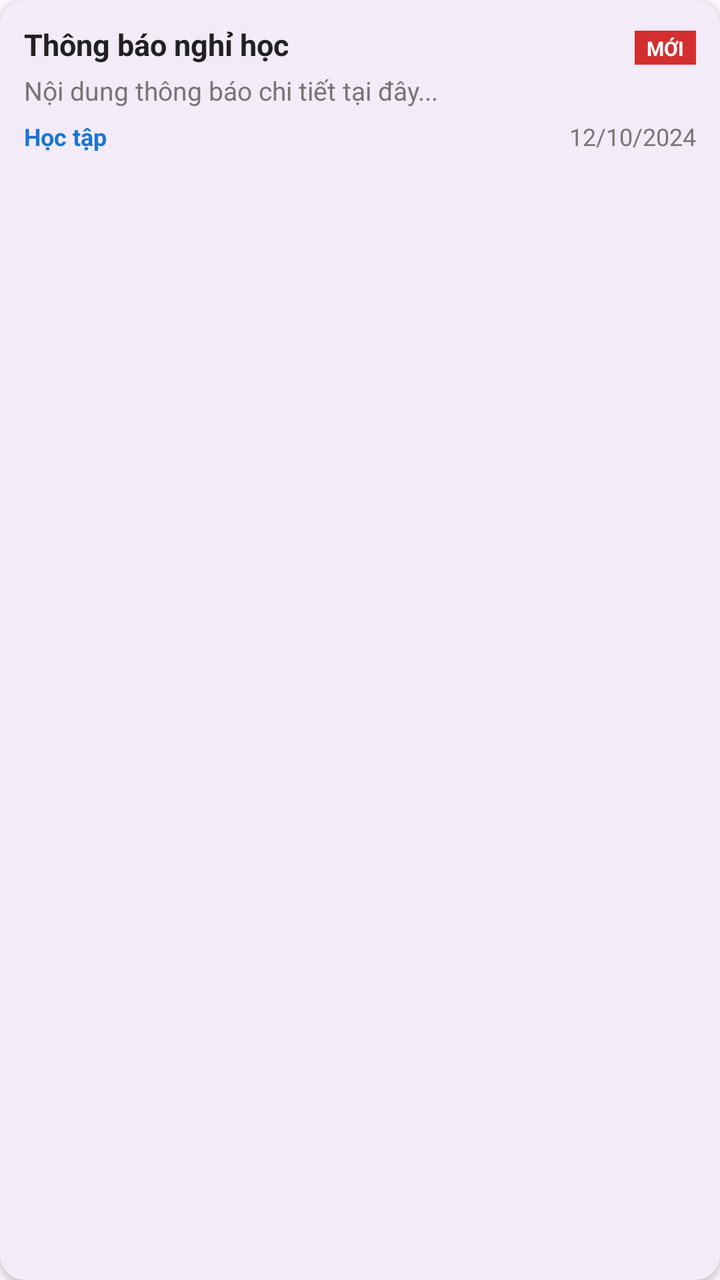
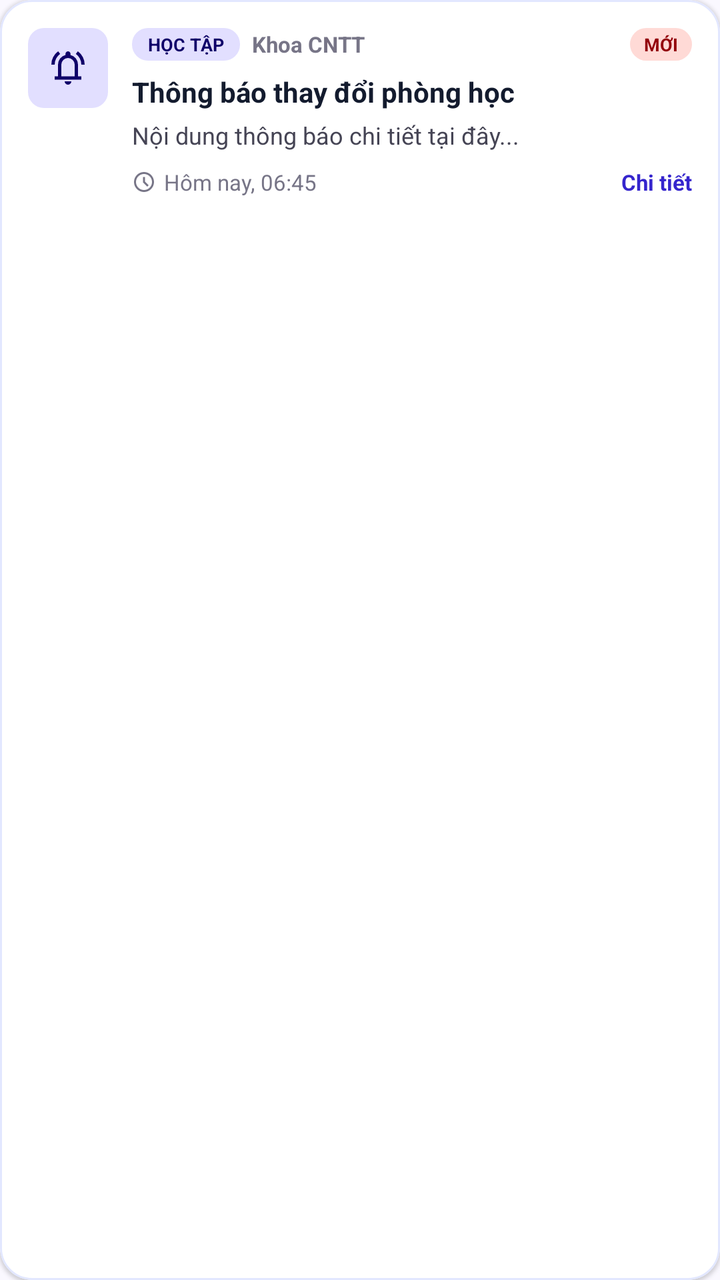

An Android layout rendered at two revisions. The XML below is the earlier revision; the diff shows what the commit changed to produce the second picture.
<!-- AndroidManifest.xml: application theme Theme.Schedule_TDMU -->
<!-- res/layout/item_thong_bao.xml -->
<?xml version="1.0" encoding="utf-8"?>
<com.google.android.material.card.MaterialCardView xmlns:android="http://schemas.android.com/apk/res/android"
    xmlns:app="http://schemas.android.com/apk/res-auto"
    android:id="@+id/card_thong_bao"
    android:layout_width="match_parent"
    android:layout_height="wrap_content"
    android:layout_marginHorizontal="12dp"
    android:layout_marginVertical="6dp"
    app:cardCornerRadius="12dp"
    app:cardElevation="2dp"
    app:strokeWidth="0dp">

    <LinearLayout
        android:layout_width="match_parent"
        android:layout_height="wrap_content"
        android:orientation="vertical"
        android:padding="12dp">

        <LinearLayout
            android:layout_width="match_parent"
            android:layout_height="wrap_content"
            android:orientation="horizontal">

            <TextView
                android:id="@+id/tv_tieu_de"
                android:layout_width="0dp"
                android:layout_height="wrap_content"
                android:layout_weight="1"
                android:text="Thông báo nghỉ học"
                android:textColor="@color/text_primary"
                android:textSize="15sp"
                android:textStyle="bold" />

            <TextView
                android:id="@+id/tv_badge_da_doc"
                android:layout_width="wrap_content"
                android:layout_height="wrap_content"
                android:background="@color/unread_badge"
                android:paddingHorizontal="6dp"
                android:paddingVertical="2dp"
                android:text="MỚI"
                android:textColor="@color/white"
                android:textSize="10sp"
                android:textStyle="bold" />
        </LinearLayout>

        <TextView
            android:id="@+id/tv_noi_dung"
            android:layout_width="match_parent"
            android:layout_height="wrap_content"
            android:layout_marginTop="4dp"
            android:maxLines="3"
            android:text="Nội dung thông báo chi tiết tại đây..."
            android:textColor="@color/text_secondary"
            android:textSize="13sp" />

        <LinearLayout
            android:layout_width="match_parent"
            android:layout_height="wrap_content"
            android:layout_marginTop="6dp"
            android:orientation="horizontal">

            <TextView
                android:id="@+id/tv_loai_thong_bao"
                android:layout_width="0dp"
                android:layout_height="wrap_content"
                android:layout_weight="1"
                android:text="Học tập"
                android:textColor="@color/primary"
                android:textSize="12sp"
                android:textStyle="bold" />

            <TextView
                android:id="@+id/tv_ngay_dang"
                android:layout_width="wrap_content"
                android:layout_height="wrap_content"
                android:text="12/10/2024"
                android:textColor="@color/text_secondary"
                android:textSize="12sp" />
        </LinearLayout>
    </LinearLayout>
</com.google.android.material.card.MaterialCardView>
<!-- resources referenced by this layout -->
<resources>
  <color name="primary">#1976D2</color>
  <color name="text_primary">#212121</color>
  <color name="text_secondary">#757575</color>
  <color name="unread_badge">#D32F2F</color>
  <color name="white">#FFFFFFFF</color>
  <style name="Base.Theme.Schedule_TDMU" parent="Theme.Material3.DayNight.NoActionBar">
          
          
      </style>
  <!-- unchanged entries left out for length: 1 -->
</resources>

<!-- the commit's change to res/layout/item_thong_bao.xml (unified diff, before → after) -->
@@ -1,82 +1,197 @@
 <?xml version="1.0" encoding="utf-8"?>
-<com.google.android.material.card.MaterialCardView xmlns:android="http://schemas.android.com/apk/res/android"
+<com.google.android.material.card.MaterialCardView
+    xmlns:android="http://schemas.android.com/apk/res/android"
     xmlns:app="http://schemas.android.com/apk/res-auto"
     android:id="@+id/card_thong_bao"
     android:layout_width="match_parent"
     android:layout_height="wrap_content"
-    android:layout_marginHorizontal="12dp"
-    android:layout_marginVertical="6dp"
-    app:cardCornerRadius="12dp"
-    app:cardElevation="2dp"
-    app:strokeWidth="0dp">
+    android:layout_marginBottom="10dp"
+    android:clickable="true"
+    android:focusable="true"
+    app:cardBackgroundColor="@color/surface_container_lowest"
+    app:cardCornerRadius="16dp"
+    app:cardElevation="1dp"
+    app:strokeColor="@color/surface_container_high"
+    app:strokeWidth="1dp">
 
     <LinearLayout
         android:layout_width="match_parent"
         android:layout_height="wrap_content"
-        android:orientation="vertical"
-        android:padding="12dp">
+        android:orientation="horizontal"
+        android:padding="14dp">
 
+        
+        <FrameLayout
+            android:id="@+id/layoutCategoryIcon"
+            android:layout_width="40dp"
+            android:layout_height="40dp"
+            android:layout_marginEnd="12dp"
+            android:background="@drawable/bg_badge_primary_fixed">
+
+            <ImageView
+                android:id="@+id/ivCategoryIcon"
+                android:layout_width="20dp"
+                android:layout_height="20dp"
+                android:layout_gravity="center"
+                android:src="@drawable/ic_notifications_active"
+                app:tint="@color/on_primary_fixed" />
+        </FrameLayout>
+
+        
         <LinearLayout
-            android:layout_width="match_parent"
+            android:layout_width="0dp"
             android:layout_height="wrap_content"
-            android:orientation="horizontal">
+            android:layout_weight="1"
+            android:orientation="vertical">
 
+            
+            <LinearLayout
+                android:layout_width="match_parent"
+                android:layout_height="wrap_content"
+                android:gravity="center_vertical"
+                android:orientation="horizontal">
+
+                <TextView
+                    android:id="@+id/tv_loai_thong_bao"
+                    android:layout_width="wrap_content"
+                    android:layout_height="wrap_content"
+                    android:background="@drawable/bg_badge_primary_fixed"
+                    android:paddingHorizontal="8dp"
+                    android:paddingVertical="2dp"
+                    android:text="HỌC TẬP"
+                    android:textColor="@color/on_primary_fixed"
+                    android:textSize="9sp"
+                    android:textStyle="bold" />
+
+                <TextView
+                    android:id="@+id/tv_nguon_thong_bao"
+                    android:layout_width="0dp"
+                    android:layout_height="wrap_content"
+                    android:layout_marginStart="6dp"
+                    android:layout_weight="1"
+                    android:ellipsize="end"
+                    android:maxLines="1"
+                    android:text="Khoa CNTT"
+                    android:textColor="@color/text_muted"
+                    android:textSize="11sp"
+                    android:textStyle="bold" />
+
+                <TextView
+                    android:id="@+id/tv_badge_da_doc"
+                    android:layout_width="wrap_content"
+                    android:layout_height="wrap_content"
+                    android:background="@drawable/bg_pill_error"
+                    android:paddingHorizontal="7dp"
+                    android:paddingVertical="2dp"
+                    android:text="MỚI"
+                    android:textColor="@color/on_error_container"
+                    android:textSize="9sp"
+                    android:textStyle="bold" />
+            </LinearLayout>
+
+            
             <TextView
                 android:id="@+id/tv_tieu_de"
-                android:layout_width="0dp"
+                android:layout_width="match_parent"
                 android:layout_height="wrap_content"
-                android:layout_weight="1"
-                android:text="Thông báo nghỉ học"
+                android:layout_marginTop="6dp"
+                android:text="Thông báo thay đổi phòng học"
                 android:textColor="@color/text_primary"
-                android:textSize="15sp"
+                android:textSize="14sp"
                 android:textStyle="bold" />
 
+            
             <TextView
-                android:id="@+id/tv_badge_da_doc"
-                android:layout_width="wrap_content"
+                android:id="@+id/tv_noi_dung"
+                android:layout_width="match_parent"
                 android:layout_height="wrap_content"
-                android:background="@color/unread_badge"
-                android:paddingHorizontal="6dp"
-                android:paddingVertical="2dp"
-                android:text="MỚI"
-                android:textColor="@color/white"
-                android:textSize="10sp"
-                android:textStyle="bold" />
-        </LinearLayout>
-
-        <TextView
-            android:id="@+id/tv_noi_dung"
-            android:layout_width="match_parent"
-            android:layout_height="wrap_content"
-            android:layout_marginTop="4dp"
-            android:maxLines="3"
-            android:text="Nội dung thông báo chi tiết tại đây..."
-            android:textColor="@color/text_secondary"
-            android:textSize="13sp" />
-
-        <LinearLayout
-            android:layout_width="match_parent"
-            android:layout_height="wrap_content"
-            android:layout_marginTop="6dp"
-            android:orientation="horizontal">
-
-            <TextView
-                android:id="@+id/tv_loai_thong_bao"
-                android:layout_width="0dp"
-                android:layout_height="wrap_content"
-                android:layout_weight="1"
-                android:text="Học tập"
-                android:textColor="@color/primary"
-                android:textSize="12sp"
-                android:textStyle="bold" />
-
-            <TextView
-                android:id="@+id/tv_ngay_dang"
-                android:layout_width="wrap_content"
-                android:layout_height="wrap_content"
-                android:text="12/10/2024"
+                android:layout_marginTop="4dp"
+                android:lineSpacingExtra="2dp"
+                android:maxLines="3"
+                android:ellipsize="end"
+                android:text="Nội dung thông báo chi tiết tại đây..."
                 android:textColor="@color/text_secondary"
                 android:textSize="12sp" />
+
+            
+            <LinearLayout
+                android:id="@+id/layoutRoomChange"
+                android:layout_width="match_parent"
+                android:layout_height="wrap_content"
+                android:layout_marginTop="8dp"
+                android:background="@drawable/bg_segmented_container"
+                android:gravity="center_vertical"
+                android:orientation="horizontal"
+                android:paddingHorizontal="10dp"
+                android:paddingVertical="6dp"
+                android:visibility="gone">
+
+                <ImageView
+                    android:layout_width="14dp"
+                    android:layout_height="14dp"
+                    android:src="@drawable/ic_location_on"
+                    app:tint="@color/error" />
+
+                <TextView
+                    android:id="@+id/tvPhongCu"
+                    android:layout_width="wrap_content"
+                    android:layout_height="wrap_content"
+                    android:layout_marginStart="4dp"
+                    android:text="C2-204"
+                    android:textColor="@color/text_muted"
+                    android:textSize="11sp"
+                    android:textStyle="bold" />
+
+                <ImageView
+                    android:layout_width="14dp"
+                    android:layout_height="14dp"
+                    android:layout_marginHorizontal="6dp"
+                    android:src="@drawable/ic_arrow_forward"
+                    app:tint="@color/primary" />
+
+                <TextView
+                    android:id="@+id/tvPhongMoi"
+                    android:layout_width="wrap_content"
+                    android:layout_height="wrap_content"
+                    android:text="Phòng mới: E1-302"
+                    android:textColor="@color/primary"
+                    android:textSize="11sp"
+                    android:textStyle="bold" />
+            </LinearLayout>
+
+            
+            <LinearLayout
+                android:layout_width="match_parent"
+                android:layout_height="wrap_content"
+                android:layout_marginTop="8dp"
+                android:gravity="center_vertical"
+                android:orientation="horizontal">
+
+                <ImageView
+                    android:layout_width="12dp"
+                    android:layout_height="12dp"
+                    android:src="@drawable/ic_schedule"
+                    app:tint="@color/text_muted" />
+
+                <TextView
+                    android:id="@+id/tv_ngay_dang"
+                    android:layout_width="0dp"
+                    android:layout_height="wrap_content"
+                    android:layout_marginStart="4dp"
+                    android:layout_weight="1"
+                    android:text="Hôm nay, 06:45"
+                    android:textColor="@color/text_muted"
+                    android:textSize="11sp" />
+
+                <TextView
+                    android:id="@+id/tvXemChiTiet"
+                    android:layout_width="wrap_content"
+                    android:layout_height="wrap_content"
+                    android:text="Chi tiết"
+                    android:textColor="@color/primary"
+                    android:textSize="11sp"
+                    android:textStyle="bold" />
+            </LinearLayout>
         </LinearLayout>
     </LinearLayout>
 </com.google.android.material.card.MaterialCardView>
<!-- resource entries referenced after the edit -->
@@ -1,14 +1,96 @@
 <!-- resources referenced by this layout -->
 <resources>
-  <color name="primary">#1976D2</color>
-  <color name="text_primary">#212121</color>
-  <color name="text_secondary">#757575</color>
-  <color name="unread_badge">#D32F2F</color>
-  <color name="white">#FFFFFFFF</color>
-  <style name="Base.Theme.Schedule_TDMU" parent="Theme.Material3.DayNight.NoActionBar">
-          
-          
+  <color name="error">#BA1A1A</color>
+  <color name="on_error_container">#93000A</color>
+  <color name="on_primary_fixed">#0F0069</color>
+  <color name="primary">#3525CD</color>
+  <color name="surface_container_high">#E2E7FF</color>
+  <color name="surface_container_lowest">#FFFFFF</color>
+  <color name="text_muted">#777587</color>
+  <color name="text_primary">#131B2E</color>
+  <color name="text_secondary">#464555</color>
+  <!-- drawable bg_badge_primary_fixed (drawable) -->
+  <?xml version="1.0" encoding="utf-8"?>
+  <shape xmlns:android="http://schemas.android.com/apk/res/android"
+      android:shape="rectangle">
+      <solid android:color="@color/primary_fixed" />
+      <corners android:radius="8dp" />
+  </shape>
+  <!-- drawable bg_pill_error (drawable) -->
+  <?xml version="1.0" encoding="utf-8"?>
+  <shape xmlns:android="http://schemas.android.com/apk/res/android"
+      android:shape="rectangle">
+      <solid android:color="@color/error_container" />
+      <corners android:radius="999dp" />
+  </shape>
+  <!-- drawable bg_segmented_container (drawable) -->
+  <?xml version="1.0" encoding="utf-8"?>
+  <shape xmlns:android="http://schemas.android.com/apk/res/android"
+      android:shape="rectangle">
+      <solid android:color="@color/surface_container_low" />
+      <corners android:radius="14dp" />
+  </shape>
+  <!-- drawable ic_arrow_forward (drawable) -->
+  <?xml version="1.0" encoding="utf-8"?>
+  <vector xmlns:android="http://schemas.android.com/apk/res/android"
+      android:width="24dp"
+      android:height="24dp"
+      android:viewportWidth="960"
+      android:viewportHeight="960">
+      <group android:translateX="0" android:translateY="960">
+          <path android:fillColor="#FF000000" android:pathData="M647-440H160v-80h487L423-744l57-56 320 320-320 320-57-56 224-224Z" />
+      </group>
+  </vector>
+  <!-- drawable ic_location_on (drawable) -->
+  <?xml version="1.0" encoding="utf-8"?>
+  <vector xmlns:android="http://schemas.android.com/apk/res/android"
+      android:width="24dp"
+      android:height="24dp"
+      android:viewportWidth="960"
+      android:viewportHeight="960">
+      <group android:translateX="0" android:translateY="960">
+          <path android:fillColor="#FF000000" android:pathData="M536.5-503.5Q560-527 560-560t-23.5-56.5Q513-640 480-640t-56.5 23.5Q400-593 400-560t23.5 56.5Q447-480 480-480t56.5-23.5ZM480-186q122-112 181-203.5T720-552q0-109-69.5-178.5T480-800q-101 0-170.5 69.5T240-552q0 71 59 162.5T480-186Zm0 106Q319-217 239.5-334.5T160-552q0-150 96.5-239T480-880q127 0 223.5 89T800-552q0 100-79.5 217.5T480-80Zm0-480Z" />
+      </group>
+  </vector>
+  <!-- drawable ic_notifications_active (drawable) -->
+  <?xml version="1.0" encoding="utf-8"?>
+  <vector xmlns:android="http://schemas.android.com/apk/res/android"
+      android:width="24dp"
+      android:height="24dp"
+      android:viewportWidth="960"
+      android:viewportHeight="960">
+      <group android:translateX="0" android:translateY="960">
+          <path android:fillColor="#FF000000" android:pathData="M80-560q0-100 44.5-183.5T244-882l47 64q-60 44-95.5 111T160-560H80Zm720 0q0-80-35.5-147T669-818l47-64q75 55 119.5 138.5T880-560h-80ZM160-200v-80h80v-280q0-83 50-147.5T420-792v-28q0-25 17.5-42.5T480-880q25 0 42.5 17.5T540-820v28q80 20 130 84.5T720-560v280h80v80H160Zm320-300Zm0 420q-33 0-56.5-23.5T400-160h160q0 33-23.5 56.5T480-80ZM320-280h320v-280q0-66-47-113t-113-47q-66 0-113 47t-47 113v280Z" />
+      </group>
+  </vector>
+  <!-- drawable ic_schedule (drawable) -->
+  <?xml version="1.0" encoding="utf-8"?>
+  <vector xmlns:android="http://schemas.android.com/apk/res/android"
+      android:width="24dp"
+      android:height="24dp"
+      android:viewportWidth="960"
+      android:viewportHeight="960">
+      <group android:translateX="0" android:translateY="960">
+          <path android:fillColor="#FF000000" android:pathData="m612-292 56-56-148-148v-184h-80v216l172 172ZM480-80q-83 0-156-31.5T197-197q-54-54-85.5-127T80-480q0-83 31.5-156T197-763q54-54 127-85.5T480-880q83 0 156 31.5T763-763q54 54 85.5 127T880-480q0 83-31.5 156T763-197q-54 54-127 85.5T480-80Zm0-400Zm0 320q133 0 226.5-93.5T800-480q0-133-93.5-226.5T480-800q-133 0-226.5 93.5T160-480q0 133 93.5 226.5T480-160Z" />
+      </group>
+  </vector>
+  <color name="primary_fixed">#E2DFFF</color>
+  <color name="error_container">#FFDAD6</color>
+  <color name="surface_container_low">#F2F3FF</color>
+  <style name="Base.Theme.Schedule_TDMU" parent="Theme.Material3.Light.NoActionBar">
+          <item name="colorPrimary">@color/primary</item>
+          <item name="colorPrimaryContainer">@color/primary_container</item>
+          <item name="colorSecondary">@color/secondary</item>
+          <item name="colorTertiary">@color/tertiary</item>
+          <item name="colorError">@color/error</item>
+          <item name="android:statusBarColor">@color/surface_container_lowest</item>
+          <item name="android:windowLightStatusBar" tools:targetApi="m">true</item>
+          <item name="android:windowBackground">@color/background</item>
       </style>
+  <color name="primary_container">#4F46E5</color>
+  <color name="secondary">#0058BE</color>
+  <color name="tertiary">#005338</color>
+  <color name="background">#FAF8FF</color>
   <!-- unchanged entries left out for length: 1 -->
 </resources>
 
